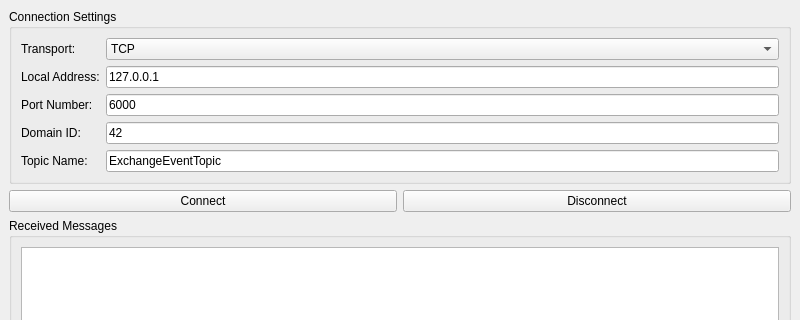
This is subscriber/mainwindow.ui in adithyahk46/OpenDDS-Qt-PubSub as Qt 5 draws it before an edit; both pictures show x 0 to 800 and y 0 to 320 of the 800 by 600 pixel window. The edited form follows.
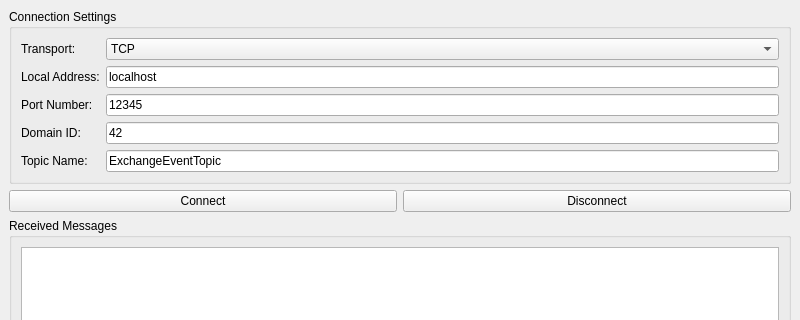
This is the edited form.

```diff
--- a/subscriber/mainwindow.ui
+++ b/subscriber/mainwindow.ui
@@ -92,14 +92,14 @@
        <item row="1" column="2">
         <widget class="QLineEdit" name="ip">
          <property name="text">
-          <string>127.0.0.1</string>
+          <string>localhost</string>
          </property>
         </widget>
        </item>
        <item row="2" column="2">
         <widget class="QLineEdit" name="portNumber">
          <property name="text">
-          <string>6000</string>
+          <string>12345</string>
          </property>
         </widget>
        </item>
```
